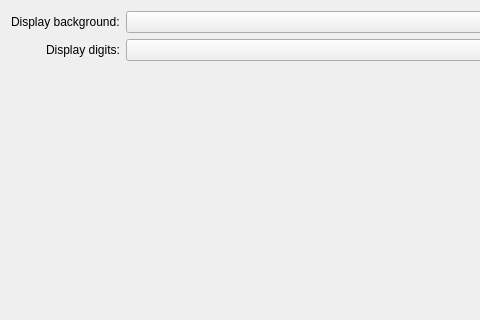
KDE/kronometer, file src/widgets/colorsettings.ui: the form before one commit; both pictures show x 0 to 480 and y 0 to 320 of the 1077 by 487 pixel window.
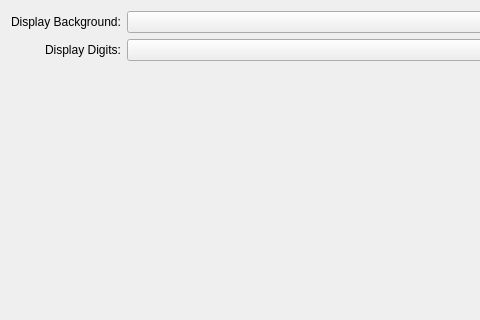
The form after the commit. Custom widgets are drawn as their Qt base class.

Diff of the .ui file:
```diff
--- a/src/widgets/colorsettings.ui
+++ b/src/widgets/colorsettings.ui
@@ -17,7 +17,7 @@
    <item row="0" column="0">
     <widget class="QLabel" name="label">
      <property name="text">
-      <string>Display background:</string>
+      <string>Display Background:</string>
      </property>
     </widget>
    </item>
@@ -31,7 +31,7 @@
    <item row="1" column="0">
     <widget class="QLabel" name="label_2">
      <property name="text">
-      <string>Display digits:</string>
+      <string>Display Digits:</string>
      </property>
     </widget>
    </item>
```
